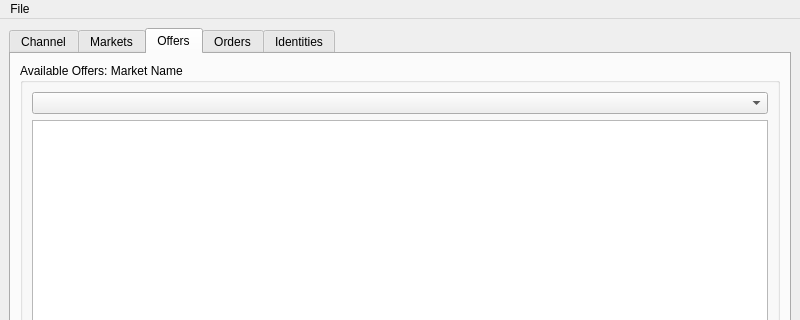
Above: qtui/metamarket-qt.ui from metamarcdw/metamarket before the change; both pictures show x 0 to 800 and y 0 to 320 of the 800 by 557 pixel window. Below: the same form after it.
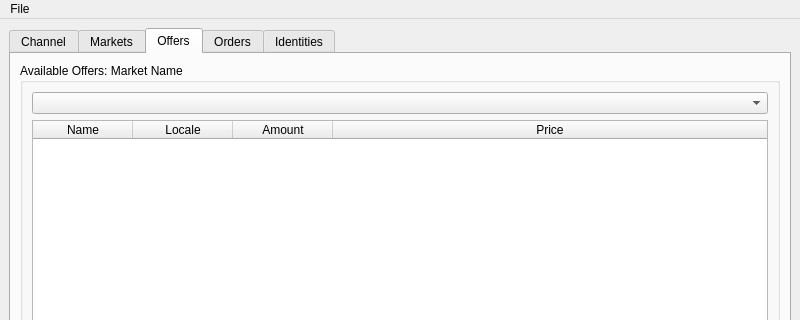
That is the form after the change. The open tabs and pages were chosen to show the change.

Commit message: Add column headers to QTableWidgets on all tabs

Diff of the .ui file:
```diff
--- a/qtui/metamarket-qt.ui
+++ b/qtui/metamarket-qt.ui
@@ -133,7 +133,31 @@
               <widget class="QComboBox" name="offer_mkt_combobox"/>
              </item>
              <item>
-              <widget class="QTableWidget" name="offer_tablewidget"/>
+              <widget class="QTableWidget" name="offer_tablewidget">
+               <attribute name="horizontalHeaderStretchLastSection">
+                <bool>true</bool>
+               </attribute>
+               <column>
+                <property name="text">
+                 <string>Name</string>
+                </property>
+               </column>
+               <column>
+                <property name="text">
+                 <string>Locale</string>
+                </property>
+               </column>
+               <column>
+                <property name="text">
+                 <string>Amount</string>
+                </property>
+               </column>
+               <column>
+                <property name="text">
+                 <string>Price</string>
+                </property>
+               </column>
+              </widget>
              </item>
              <item>
               <layout class="QHBoxLayout" name="horizontalLayout_6">
```
Left out of the diff: 58 changed lines with no effect on the pictures.
